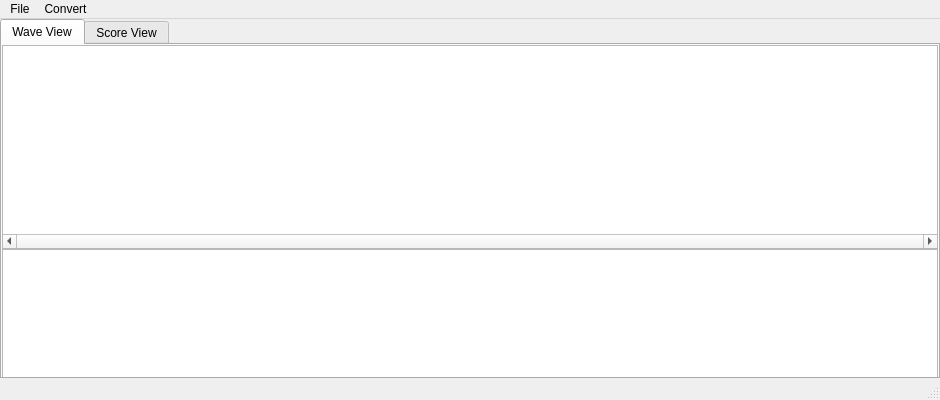
The window that qswindow.ui (scoreur/QS) describes before a commit, drawn with Qt 5.
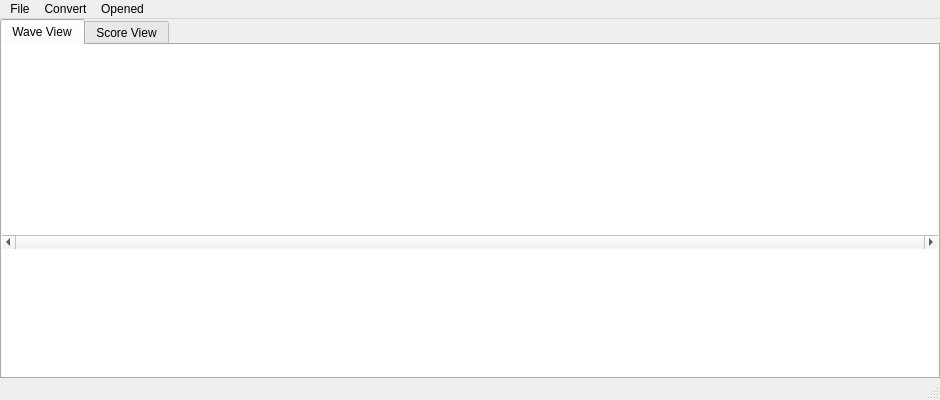
The same window after the commit. The open tabs and pages were chosen to show the change.

```diff
--- a/qswindow.ui
+++ b/qswindow.ui
@@ -42,12 +42,39 @@
         <height>204</height>
        </rect>
       </property>
+      <property name="sizePolicy">
+       <sizepolicy hsizetype="Expanding" vsizetype="Expanding">
+        <horstretch>0</horstretch>
+        <verstretch>0</verstretch>
+       </sizepolicy>
+      </property>
+      <property name="cursor" stdset="0">
+       <cursorShape>IBeamCursor</cursorShape>
+      </property>
+      <property name="toolTip">
+       <string>select zone</string>
+      </property>
+      <property name="toolTipDuration">
+       <number>1000</number>
+      </property>
+      <property name="frameShape">
+       <enum>QFrame::NoFrame</enum>
+      </property>
+      <property name="frameShadow">
+       <enum>QFrame::Sunken</enum>
+      </property>
+      <property name="verticalScrollBarPolicy">
+       <enum>Qt::ScrollBarAlwaysOff</enum>
+      </property>
       <property name="horizontalScrollBarPolicy">
        <enum>Qt::ScrollBarAlwaysOn</enum>
       </property>
       <property name="sizeAdjustPolicy">
        <enum>QAbstractScrollArea::AdjustToContents</enum>
       </property>
+      <property name="alignment">
+       <set>Qt::AlignLeading|Qt::AlignLeft|Qt::AlignTop</set>
+      </property>
       <property name="dragMode">
        <enum>QGraphicsView::ScrollHandDrag</enum>
       </property>
@@ -61,6 +88,24 @@
         <height>130</height>
        </rect>
       </property>
+      <property name="sizePolicy">
+       <sizepolicy hsizetype="Fixed" vsizetype="Fixed">
+        <horstretch>0</horstretch>
+        <verstretch>0</verstretch>
+       </sizepolicy>
+      </property>
+      <property name="cursor" stdset="0">
+       <cursorShape>PointingHandCursor</cursorShape>
+      </property>
+      <property name="toolTip">
+       <string>click me</string>
+      </property>
+      <property name="toolTipDuration">
+       <number>1500</number>
+      </property>
+      <property name="frameShape">
+       <enum>QFrame::NoFrame</enum>
+      </property>
       <property name="verticalScrollBarPolicy">
        <enum>Qt::ScrollBarAlwaysOff</enum>
       </property>
@@ -152,8 +197,15 @@
     <addaction name="separator"/>
     <addaction name="actionPreset"/>
    </widget>
+   <widget class="QMenu" name="menuOpened">
+    <property name="title">
+     <string>Opened</string>
+    </property>
+    <addaction name="separator"/>
+   </widget>
    <addaction name="menuQS"/>
    <addaction name="menuConvert"/>
+   <addaction name="menuOpened"/>
   </widget>
   <widget class="QStatusBar" name="statusBar">
    <property name="toolTip">
```
Left out of the diff: 16 changed lines with no effect on the pictures.
